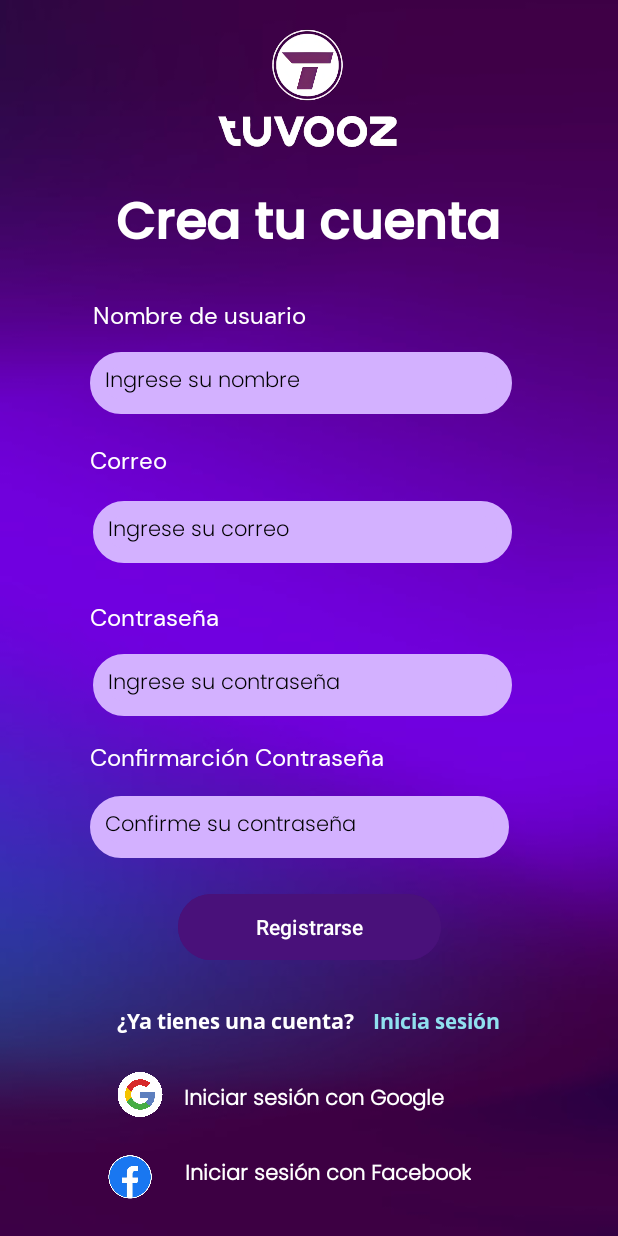
After one commit to Crisaww/Android, an Android app: the fragment MainActivity5 shown on its own in the app's theme, on a phone screen of 412 x 824 dp. The commit adds this screen. Run offline under Robolectric (Android 15) with nearby library versions, the phone set to English and light mode, and no system bars.

Commit message:
Se actualiza

```diff
--- /dev/null
+++ b/EjerciciosAndroid/mockupTaller/mockupTaller/app/src/main/java/com/example/mockuptaller/MainActivity5.kt
@@ -0,0 +1,59 @@
+package com.example.mockuptaller
+
+import android.os.Bundle
+import androidx.fragment.app.Fragment
+import android.view.LayoutInflater
+import android.view.View
+import android.view.ViewGroup
+
+// TODO: Rename parameter arguments, choose names that match
+// the fragment initialization parameters, e.g. ARG_ITEM_NUMBER
+private const val ARG_PARAM1 = "param1"
+private const val ARG_PARAM2 = "param2"
+
+/**
+ * A simple [Fragment] subclass.
+ * Use the [MainActivity5.newInstance] factory method to
+ * create an instance of this fragment.
+ */
+class MainActivity5 : Fragment() {
+    // TODO: Rename and change types of parameters
+    private var param1: String? = null
+    private var param2: String? = null
+
+    override fun onCreate(savedInstanceState: Bundle?) {
+        super.onCreate(savedInstanceState)
+        arguments?.let {
+            param1 = it.getString(ARG_PARAM1)
+            param2 = it.getString(ARG_PARAM2)
+        }
+    }
+
+    override fun onCreateView(
+        inflater: LayoutInflater, container: ViewGroup?,
+        savedInstanceState: Bundle?
+    ): View? {
+        // Inflate the layout for this fragment
+        return inflater.inflate(R.layout.activity_main5, container, false)
+    }
+
+    companion object {
+        /**
+         * Use this factory method to create a new instance of
+         * this fragment using the provided parameters.
+         *
+         * @param param1 Parameter 1.
+         * @param param2 Parameter 2.
+         * @return A new instance of fragment MainActivity5.
+         */
+        // TODO: Rename and change types and number of parameters
+        @JvmStatic
+        fun newInstance(param1: String, param2: String) =
+            MainActivity5().apply {
+                arguments = Bundle().apply {
+                    putString(ARG_PARAM1, param1)
+                    putString(ARG_PARAM2, param2)
+                }
+            }
+    }
+}
--- a/EjerciciosAndroid/mockupTaller/mockupTaller/app/src/main/res/drawable/rounded_button.xml
+++ /dev/null
@@ -1,5 +0,0 @@
-<?xml version="1.0" encoding="utf-8"?>
-<shape xmlns:android="http://schemas.android.com/apk/res/android">
-    <solid android:color="@color/morado2" />
-    <corners android:radius="16dp" />
-</shape>
--- /dev/null
+++ b/EjerciciosAndroid/mockupTaller/mockupTaller/app/src/main/res/layout/activity_main5.xml
@@ -0,0 +1,303 @@
+<?xml version="1.0" encoding="utf-8"?>
+<androidx.constraintlayout.widget.ConstraintLayout xmlns:android="http://schemas.android.com/apk/res/android"
+    xmlns:app="http://schemas.android.com/apk/res-auto"
+    xmlns:tools="http://schemas.android.com/tools"
+    android:id="@+id/main"
+    android:layout_width="match_parent"
+    android:layout_height="match_parent"
+    android:background="@color/white"
+    tools:context=".MainActivity5" >
+
+    <ImageView
+        android:layout_width="match_parent"
+        android:layout_height="match_parent"
+        android:scaleType="centerCrop"
+        android:src="@drawable/fondo"
+        tools:layout_editor_absoluteX="-70dp"
+        tools:layout_editor_absoluteY="0dp" />
+
+    <ImageView
+        android:id="@+id/imageView4"
+        android:layout_width="141dp"
+        android:layout_height="108dp"
+        app:layout_constraintBottom_toBottomOf="parent"
+        app:layout_constraintEnd_toEndOf="parent"
+        app:layout_constraintStart_toStartOf="parent"
+        app:layout_constraintTop_toTopOf="parent"
+        app:layout_constraintVertical_bias="0.0"
+        app:srcCompat="@drawable/logotuvoozlogo" />
+
+    <TextView
+        android:id="@+id/textCrear"
+        android:layout_width="wrap_content"
+        android:layout_height="wrap_content"
+        android:fontFamily="@font/fuente_poppins_medium"
+        android:text="Crea tu cuenta"
+        android:textColor="@color/white"
+        android:textSize="34sp"
+        android:textStyle="bold"
+        app:layout_constraintBottom_toBottomOf="parent"
+        app:layout_constraintEnd_toEndOf="parent"
+        app:layout_constraintHorizontal_bias="0.496"
+        app:layout_constraintStart_toStartOf="parent"
+        app:layout_constraintTop_toTopOf="parent"
+        app:layout_constraintVertical_bias="0.16" />
+
+    <EditText
+        android:id="@+id/txtNombre"
+        android:layout_width="281dp"
+        android:layout_height="41dp"
+        android:background="@drawable/estilo_borde_text"
+        android:backgroundTint="@color/morado4"
+        android:ems="10"
+        android:focusable="true"
+        android:focusableInTouchMode="true"
+        android:fontFamily="@font/poppins_light"
+        android:hint="Ingrese su nombre"
+        android:inputType="text"
+        android:textColor="#000000"
+        android:textColorHint="#000000"
+        android:textIsSelectable="false"
+        android:textSize="14sp"
+        app:layout_constraintBottom_toBottomOf="parent"
+        app:layout_constraintEnd_toEndOf="parent"
+        app:layout_constraintHorizontal_bias="0.461"
+        app:layout_constraintStart_toStartOf="parent"
+        app:layout_constraintTop_toTopOf="parent"
+        app:layout_constraintVertical_bias="0.3" />
+
+    <TextView
+        android:id="@+id/txtCorreo"
+        android:layout_width="wrap_content"
+        android:layout_height="wrap_content"
+        android:layout_marginStart="8dp"
+        android:fontFamily="@font/dmsans_regular"
+        android:text="Correo"
+        android:textColor="@color/white"
+        android:textSize="16sp"
+        app:layout_constraintBottom_toBottomOf="parent"
+        app:layout_constraintEnd_toEndOf="parent"
+        app:layout_constraintHorizontal_bias="0.147"
+        app:layout_constraintStart_toStartOf="parent"
+        app:layout_constraintTop_toTopOf="parent"
+        app:layout_constraintVertical_bias="0.37" />
+
+    <EditText
+        android:id="@+id/editTextTextCorreo"
+        android:layout_width="279dp"
+        android:layout_height="41dp"
+        android:background="@drawable/estilo_borde_text"
+        android:backgroundTint="@color/morado4"
+        android:ems="10"
+        android:focusable="true"
+        android:focusableInTouchMode="true"
+        android:fontFamily="@font/poppins_light"
+        android:hint="Ingrese su correo"
+        android:inputType="textEmailAddress"
+        android:textColor="#000000"
+        android:textColorHint="#000000"
+        android:textIsSelectable="false"
+        android:textSize="14sp"
+        app:layout_constraintBottom_toBottomOf="parent"
+        app:layout_constraintEnd_toEndOf="parent"
+        app:layout_constraintHorizontal_bias="0.469"
+        app:layout_constraintStart_toStartOf="parent"
+        app:layout_constraintTop_toTopOf="parent"
+        app:layout_constraintVertical_bias="0.427" />
+
+    <TextView
+        android:id="@+id/txtPassword"
+        android:layout_width="wrap_content"
+        android:layout_height="wrap_content"
+        android:layout_marginStart="8dp"
+        android:fontFamily="@font/dmsans_regular"
+        android:text="Contraseña"
+        android:textColor="@color/white"
+        android:textSize="16sp"
+        app:layout_constraintBottom_toBottomOf="parent"
+        app:layout_constraintEnd_toEndOf="parent"
+        app:layout_constraintHorizontal_bias="0.164"
+        app:layout_constraintStart_toStartOf="parent"
+        app:layout_constraintTop_toTopOf="parent" />
+
+    <EditText
+        android:id="@+id/editTextTextPassword"
+        android:layout_width="279dp"
+        android:layout_height="41dp"
+        android:background="@drawable/estilo_borde_text"
+        android:backgroundTint="@color/morado4"
+        android:ems="10"
+        android:focusable="true"
+        android:focusableInTouchMode="true"
+        android:fontFamily="@font/poppins_light"
+        android:hint="Ingrese su contraseña"
+        android:inputType="textPassword"
+        android:textColor="#000000"
+        android:textColorHint="#000000"
+        android:textIsSelectable="false"
+        android:textSize="14sp"
+        app:layout_constraintBottom_toBottomOf="parent"
+        app:layout_constraintEnd_toEndOf="parent"
+        app:layout_constraintHorizontal_bias="0.469"
+        app:layout_constraintStart_toStartOf="parent"
+        app:layout_constraintTop_toTopOf="parent"
+        app:layout_constraintVertical_bias="0.557" />
+
+    <TextView
+        android:id="@+id/txtConfirmPassword"
+        android:layout_width="wrap_content"
+        android:layout_height="wrap_content"
+        android:layout_marginStart="8dp"
+        android:fontFamily="@font/dmsans_regular"
+        android:text="Confirmarción Contraseña"
+        android:textColor="@color/white"
+        android:textSize="16sp"
+        app:layout_constraintBottom_toBottomOf="parent"
+        app:layout_constraintEnd_toEndOf="parent"
+        app:layout_constraintHorizontal_bias="0.25"
+        app:layout_constraintStart_toStartOf="parent"
+        app:layout_constraintTop_toTopOf="parent"
+        app:layout_constraintVertical_bias="0.616" />
+
+    <EditText
+        android:id="@+id/editTextTextConfirmPassword"
+        android:layout_width="279dp"
+        android:layout_height="41dp"
+        android:background="@drawable/estilo_borde_text"
+        android:backgroundTint="@color/morado4"
+        android:ems="10"
+        android:focusable="true"
+        android:focusableInTouchMode="true"
+        android:fontFamily="@font/poppins_light"
+        android:hint="Confirme su contraseña"
+        android:inputType="textPassword"
+        android:textColor="#000000"
+        android:textColorHint="#000000"
+        android:textIsSelectable="false"
+        android:textSize="14sp"
+        app:layout_constraintBottom_toBottomOf="parent"
+        app:layout_constraintEnd_toEndOf="parent"
+        app:layout_constraintHorizontal_bias="0.454"
+        app:layout_constraintStart_toStartOf="parent"
+        app:layout_constraintTop_toTopOf="parent"
+        app:layout_constraintVertical_bias="0.678" />
+
+    <TextView
+        android:id="@+id/txtCuenta"
+        android:layout_width="wrap_content"
+        android:layout_height="wrap_content"
+        android:layout_marginEnd="4dp"
+        android:fontFamily="@font/open_sans_bold"
+        android:text="¿Ya tienes una cuenta?"
+        android:textColor="@color/white"
+        android:textSize="14sp"
+        android:textStyle="bold"
+        app:layout_constraintBottom_toBottomOf="parent"
+        app:layout_constraintEnd_toEndOf="parent"
+        app:layout_constraintHorizontal_bias="0.311"
+        app:layout_constraintStart_toStartOf="parent"
+        app:layout_constraintTop_toTopOf="parent"
+        app:layout_constraintVertical_bias="0.834" />
+
+    <TextView
+        android:id="@+id/txtRegistrarte"
+        android:layout_width="wrap_content"
+        android:layout_height="wrap_content"
+        android:fontFamily="@font/open_sans_bold"
+        android:text="Inicia sesión"
+        android:textColor="@color/azul1"
+        android:textSize="14sp"
+        android:textStyle="bold"
+        app:layout_constraintBottom_toBottomOf="parent"
+        app:layout_constraintEnd_toEndOf="parent"
+        app:layout_constraintHorizontal_bias="0.76"
+        app:layout_constraintStart_toStartOf="parent"
+        app:layout_constraintTop_toTopOf="parent"
+        app:layout_constraintVertical_bias="0.834" />
+
+    <TextView
+        android:id="@+id/txtIniciar"
+        android:layout_width="wrap_content"
+        android:layout_height="wrap_content"
+        android:fontFamily="@font/poppins_light"
+        android:text=" Iniciar sesión con Google"
+        android:textColor="@color/white"
+        android:textSize="14sp"
+        android:textStyle="bold"
+        app:layout_constraintBottom_toBottomOf="parent"
+        app:layout_constraintEnd_toEndOf="parent"
+        app:layout_constraintHorizontal_bias="0.506"
+        app:layout_constraintStart_toStartOf="parent"
+        app:layout_constraintTop_toTopOf="parent"
+        app:layout_constraintVertical_bias="0.901" />
+
+    <TextView
+        android:id="@+id/txtIniciarFacebook"
+        android:layout_width="wrap_content"
+        android:layout_height="wrap_content"
+        android:fontFamily="@font/poppins_light"
+        android:text=" Iniciar sesión con Facebook"
+        android:textColor="@color/white"
+        android:textSize="14sp"
+        android:textStyle="bold"
+        app:layout_constraintBottom_toBottomOf="parent"
+        app:layout_constraintEnd_toEndOf="parent"
+        app:layout_constraintHorizontal_bias="0.548"
+        app:layout_constraintStart_toStartOf="parent"
+        app:layout_constraintTop_toTopOf="parent"
+        app:layout_constraintVertical_bias="0.963" />
+
+    <TextView
+        android:id="@+id/textNombre"
+        android:layout_width="wrap_content"
+        android:layout_height="wrap_content"
+        android:layout_marginStart="8dp"
+        android:fontFamily="@font/dmsans_regular"
+        android:text="Nombre de usuario"
+        android:textColor="@color/white"
+        android:textSize="16sp"
+        app:layout_constraintBottom_toBottomOf="parent"
+        app:layout_constraintEnd_toEndOf="parent"
+        app:layout_constraintHorizontal_bias="0.206"
+        app:layout_constraintStart_toStartOf="parent"
+        app:layout_constraintTop_toTopOf="parent"
+        app:layout_constraintVertical_bias="0.249" />
+
+    <Button
+        android:id="@+id/btnRegistrarse"
+        android:layout_width="175dp"
+        android:layout_height="52dp"
+        android:backgroundTint="@color/morado2"
+        android:text="Registrarse"
+        android:textColor="#FFFFFF"
+        app:layout_constraintBottom_toBottomOf="parent"
+        app:layout_constraintEnd_toEndOf="parent"
+        app:layout_constraintStart_toStartOf="parent"
+        app:layout_constraintTop_toTopOf="parent"
+        app:layout_constraintVertical_bias="0.767" />
+
+    <ImageView
+        android:id="@+id/imageView11"
+        android:layout_width="32dp"
+        android:layout_height="30dp"
+        app:layout_constraintBottom_toBottomOf="parent"
+        app:layout_constraintEnd_toEndOf="parent"
+        app:layout_constraintHorizontal_bias="0.203"
+        app:layout_constraintStart_toStartOf="parent"
+        app:layout_constraintTop_toTopOf="parent"
+        app:layout_constraintVertical_bias="0.9"
+        app:srcCompat="@drawable/googlelogo" />
+
+    <ImageView
+        android:id="@+id/imageView12"
+        android:layout_width="49dp"
+        android:layout_height="41dp"
+        app:layout_constraintBottom_toBottomOf="parent"
+        app:layout_constraintEnd_toEndOf="parent"
+        app:layout_constraintHorizontal_bias="0.171"
+        app:layout_constraintStart_toStartOf="parent"
+        app:layout_constraintTop_toTopOf="parent"
+        app:layout_constraintVertical_bias="0.976"
+        app:srcCompat="@drawable/logofacebook" />
+
+</androidx.constraintlayout.widget.ConstraintLayout>
--- a/EjerciciosAndroid/mockupTaller/mockupTaller/app/src/main/res/values/colors.xml
+++ b/EjerciciosAndroid/mockupTaller/mockupTaller/app/src/main/res/values/colors.xml
@@ -6,6 +6,8 @@
     <color name="morado2">#49117A</color>
     <color name="morado3">#E0C8FF</color>
     <color name="morado4">#D3B1FF</color>
+    <color name="morado5">#3F0045</color>
+
 
     <color name="azul1">#90e0ef</color>
 </resources>
--- a/EjerciciosAndroid/mockupTaller/mockupTaller/app/src/main/res/values/strings.xml
+++ b/EjerciciosAndroid/mockupTaller/mockupTaller/app/src/main/res/values/strings.xml
@@ -1,3 +1,5 @@
 <resources>
     <string name="app_name">mockupTaller</string>
+    <!-- TODO: Remove or change this placeholder text -->
+    <string name="hello_blank_fragment">Hello blank fragment</string>
 </resources>
```
Also changed, not shown: EjerciciosAndroid/mockupTaller/mockupTaller/app/src/main/java/com/example/mockuptaller/MainActivity6.kt (added, +59 -0 lines), EjerciciosAndroid/mockupTaller/mockupTaller/app/src/main/res/drawable/edit_major_svgrepo_com.xml (added, +9 -0 lines), EjerciciosAndroid/mockupTaller/mockupTaller/app/src/main/res/layout/activity_main.xml (+6 -10 lines), EjerciciosAndroid/mockupTaller/mockupTaller/app/src/main/res/layout/activity_main2.xml (+18 -2 lines), EjerciciosAndroid/mockupTaller/mockupTaller/app/src/main/res/layout/activity_main6.xml (added, +156 -0 lines).
